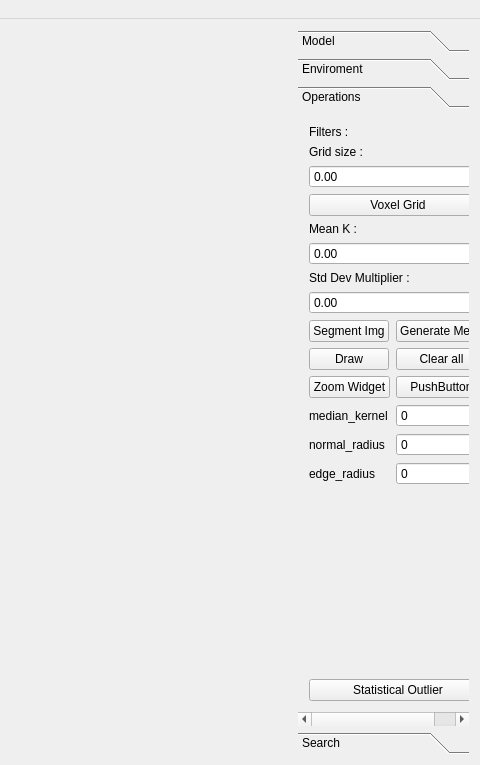
Before: the Qt Designer form mainwindow.ui in el-cangrejo/3D_Vision, drawn with Qt 5; both pictures show x 813 to 1293 and y 0 to 765 of the 1293 by 765 pixel window.
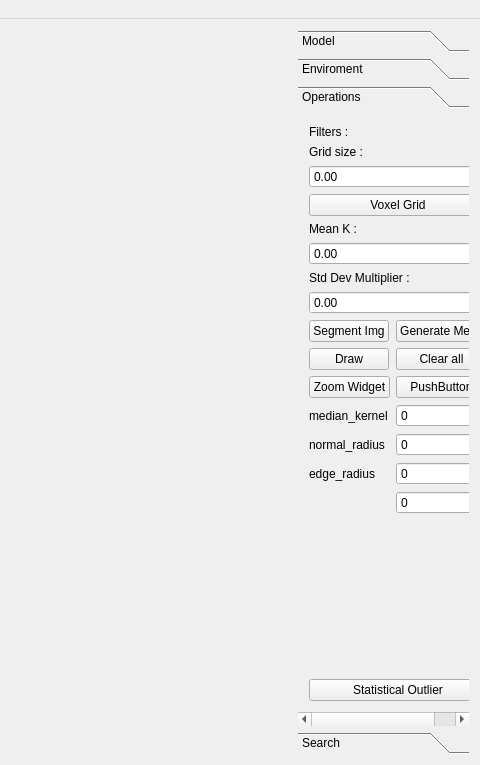
After: the same form once the commit is applied. Custom widgets are drawn as their Qt base class.

```diff
--- a/mainwindow.ui
+++ b/mainwindow.ui
@@ -433,10 +433,10 @@
       <widget class="QWidget" name="Operations">
        <property name="geometry">
         <rect>
-         <x>0</x>
+         <x>-5</x>
          <y>0</y>
-         <width>228</width>
-         <height>586</height>
+         <width>260</width>
+         <height>585</height>
         </rect>
        </property>
        <attribute name="label">
@@ -615,6 +615,9 @@
               </property>
              </widget>
             </item>
+            <item row="7" column="1">
+             <widget class="QSpinBox" name="KernelRadiusSpinBox"/>
+            </item>
            </layout>
           </item>
           <item>
```
Left out of the diff: 12 changed lines with no effect on the pictures.
